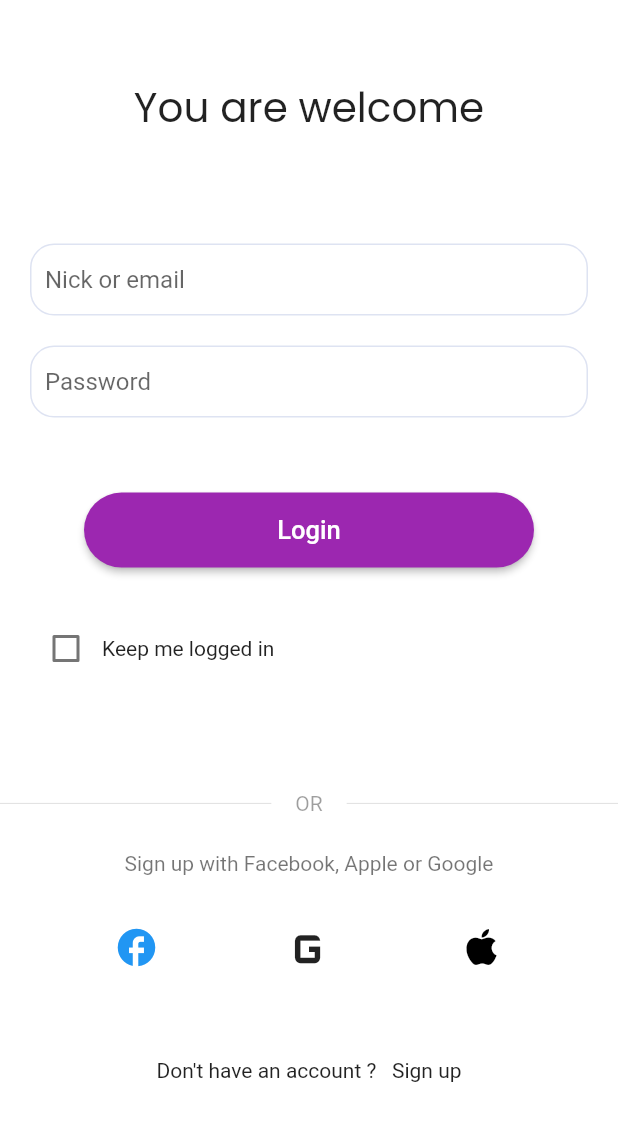
After one commit to Kolyanchik1115/znanija_clone, a Flutter app: the LoginPage screen opened by its route, on a phone screen of 412 x 824 dp. The commit adds this screen. Shown: the top 1121 px of the screen. Run offline on Flutter 3.47's test engine with Material 2 defaults, Android fonts, the light colour scheme and no system bars; our stand-ins replace flutter_secure_storage, jwt_decoder, rive; accounts and stored records are empty; Roboto replaces fonts that are missing (Intel).

Commit message:
change routes in app

```diff
--- /dev/null
+++ b/lib/pages/auth/login_page.dart
@@ -0,0 +1,103 @@
+import 'package:flutter/material.dart';
+
+import 'package:znanija_clone/pages/auth/register_page.dart';
+import 'package:znanija_clone/pages/auth/widgets/form_widget.dart';
+
+class LoginPage extends StatelessWidget {
+  static const routeName = '/login_page';
+
+  const LoginPage({super.key});
+
+  @override
+  Widget build(BuildContext context) {
+    return Scaffold(
+      backgroundColor: Colors.transparent,
+      body: Stack(
+        clipBehavior: Clip.none,
+        children: [
+          Column(
+            children: [
+              const Spacer(flex: 1),
+              const Text(
+                "You are welcome",
+                style: TextStyle(fontSize: 27, fontFamily: "Poppins"),
+              ),
+              const Spacer(flex: 1),
+              const FormWidget(),
+              const Spacer(flex: 1),
+              Row(
+                children: const [
+                  Expanded(child: Divider()),
+                  Padding(
+                    padding: EdgeInsets.symmetric(horizontal: 16),
+                    child: Text(
+                      "OR",
+                      style: TextStyle(
+                        color: Colors.black38,
+                      ),
+                    ),
+                  ),
+                  Expanded(child: Divider()),
+                ],
+              ),
+              const Padding(
+                padding: EdgeInsets.symmetric(vertical: 24),
+                child: Text(
+                  "Sign up with Facebook, Apple or Google",
+                  style: TextStyle(color: Colors.black54),
+                ),
+              ),
+              Row(
+                mainAxisAlignment: MainAxisAlignment.spaceEvenly,
+                children: [
+                  IconButton(
+                    onPressed: () {},
+                    icon: const Icon(
+                      Icons.facebook,
+                      size: 30,
+                      color: Colors.blue,
+                    ),
+                  ),
+                  IconButton(
+                      padding: const EdgeInsets.only(top: 2),
+                      onPressed: () {},
+                      icon: const Icon(
+                        Icons.g_mobiledata,
+                        size: 45,
+                      )),
+                  IconButton(
+                    onPressed: () {},
+                    icon: const Icon(
+                      Icons.apple,
+                      size: 32,
+                      color: Colors.black,
+                    ),
+                  ),
+                ],
+              ),
+              const SizedBox(height: 50),
+              Row(
+                mainAxisAlignment: MainAxisAlignment.center,
+                children: [
+                  const Text("Don't have an account ?   "),
+                  InkWell(
+                    onTap: () {
+                      Navigator.of(context).pushNamedAndRemoveUntil(
+                        RegisterPage.routeName,
+                        (_) => true,
+                      );
+                    },
+                    child: const Text(
+                      'Sign up',
+                    ),
+                  ),
+                ],
+              ),
+              const Spacer(flex: 2),
+            ],
+          ),
+        ],
+      ),
+    );
+  }
+}
--- /dev/null
+++ b/lib/routes/app_routes.dart
@@ -0,0 +1,35 @@
+import 'package:flutter/material.dart';
+import 'package:znanija_clone/pages/auth/login_page.dart';
+import 'package:znanija_clone/pages/auth/register_page.dart';
+import 'package:znanija_clone/pages/main_page.dart';
+import 'package:znanija_clone/pages/splash/splash_page.dart';
+
+class AppRouter {
+  static Route onGeneratedRoute(RouteSettings settings) {
+    WidgetBuilder builder;
+    final arguments = settings.arguments;
+
+    switch (settings.name) {
+      case SplashPage.routeName:
+        builder = (_) => const SplashPage();
+        break;
+      case LoginPage.routeName:
+        builder = (_) => const LoginPage();
+        break;
+      case RegisterPage.routeName:
+        builder = (_) => RegisterPage();
+        break;
+      case MainPage.routeName:
+        builder = (_) => MainPage(token: arguments as String);
+        break;
+
+      default:
+        throw Exception('Invalid route: ${settings.name}');
+    }
+
+    return MaterialPageRoute(
+      builder: builder,
+      settings: settings,
+    );
+  }
+}
--- /dev/null
+++ b/lib/utils/helper.dart
@@ -0,0 +1,5 @@
+import 'package:jwt_decoder/jwt_decoder.dart';
+
+bool isAuth(String? token) {
+  return token != null && JwtDecoder.isExpired(token) == false;
+}
```
Also changed, not shown: lib/main.dart (+11 -25 lines), lib/pages/auth/register_page.dart (renamed from lib/ui/pages/auth/register_page.dart, +11 -19 lines), lib/pages/auth/widgets/form_widget.dart (renamed from lib/ui/pages/auth/auth_widget.dart, +7 -118 lines), lib/pages/main_page.dart (renamed from lib/ui/pages/main_screen/main_screen_widget.dart, +9 -11 lines), lib/pages/splash/splash_page.dart (renamed from lib/ui/pages/start_screen/start_screen.dart, +8 -6 lines), lib/resources/theme/borders.dart (+17 -0 lines).
